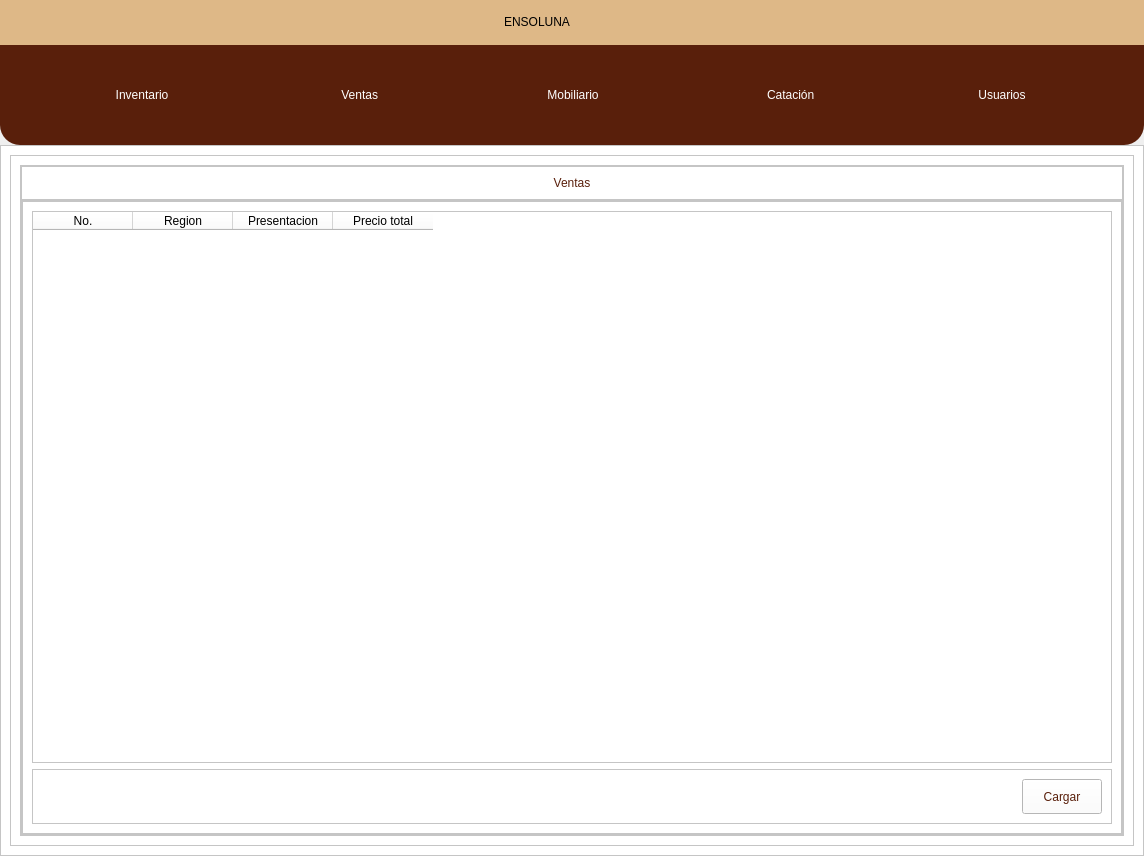
Before: the Qt Designer form views/designs/DB1.ui in andree-ro/BaseDatosEnsoluna, drawn with Qt 5.
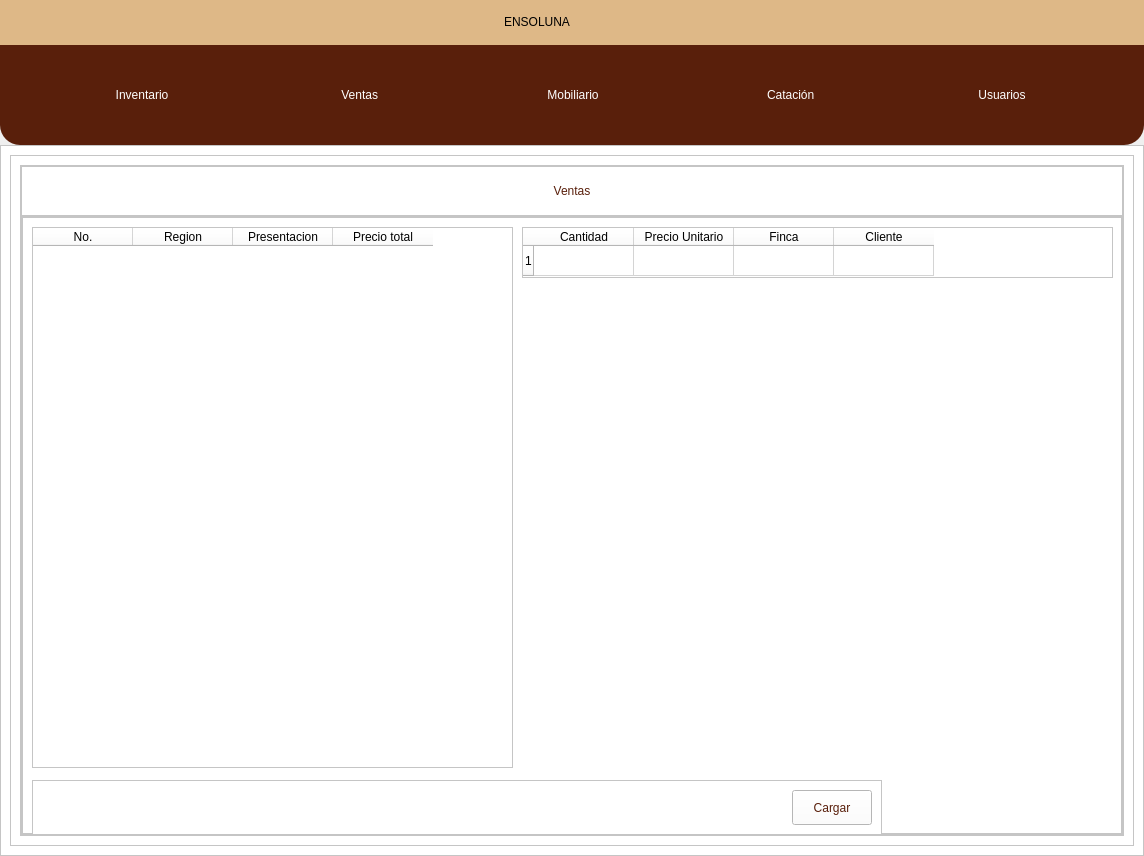
After: the same form once the commit is applied. The open tabs and pages were chosen to show the change. Icons and pictures are not drawn.

```diff
--- a/views/designs/DB1.ui
+++ b/views/designs/DB1.ui
@@ -7709,9 +7709,15 @@
                       <property name="frameShadow">
                        <enum>QFrame::Raised</enum>
                       </property>
-                      <layout class="QVBoxLayout" name="verticalLayout_77">
-                       <item>
                         <widget class="QTableWidget" name="tableWidget_usuarios_2">
+                       <property name="geometry">
+                        <rect>
+                         <x>10</x>
+                         <y>10</y>
+                         <width>481</width>
+                         <height>541</height>
+                        </rect>
+                       </property>
                          <column>
                           <property name="text">
                            <string>No.</string>
@@ -7733,9 +7739,15 @@
                           </property>
                          </column>
                         </widget>
-                       </item>
-                       <item>
                         <widget class="QFrame" name="frame_173">
+                       <property name="geometry">
+                        <rect>
+                         <x>10</x>
+                         <y>563</y>
+                         <width>850</width>
+                         <height>55</height>
+                        </rect>
+                       </property>
                          <property name="minimumSize">
                           <size>
                            <width>0</width>
@@ -7795,8 +7807,67 @@
                           </item>
                          </layout>
                         </widget>
-                       </item>
-                      </layout>
+                      <widget class="QTableWidget" name="tableWidget_usuarios_3">
+                       <property name="geometry">
+                        <rect>
+                         <x>500</x>
+                         <y>10</y>
+                         <width>591</width>
+                         <height>51</height>
+                        </rect>
+                       </property>
+                       <property name="maximumSize">
+                        <size>
+                         <width>591</width>
+                         <height>541</height>
+                        </size>
+                       </property>
+                       <property name="verticalScrollBarPolicy">
+                        <enum>Qt::ScrollBarAlwaysOff</enum>
+                       </property>
+                       <property name="horizontalScrollBarPolicy">
+                        <enum>Qt::ScrollBarAlwaysOff</enum>
+                       </property>
+                       <property name="sizeAdjustPolicy">
+                        <enum>QAbstractScrollArea::AdjustIgnored</enum>
+                       </property>
+                       <property name="autoScroll">
+                        <bool>false</bool>
+                       </property>
+                       <property name="autoScrollMargin">
+                        <number>0</number>
+                       </property>
+                       <property name="verticalScrollMode">
+                        <enum>QAbstractItemView::ScrollPerItem</enum>
+                       </property>
+                       <property name="horizontalScrollMode">
+                        <enum>QAbstractItemView::ScrollPerItem</enum>
+                       </property>
+                       <property name="rowCount">
+                        <number>1</number>
+                       </property>
+                       <row/>
+                       <column>
+                        <property name="text">
+                         <string>Cantidad</string>
+                        </property>
+                       </column>
+                       <column>
+                        <property name="text">
+                         <string>Precio Unitario</string>
+                        </property>
+                       </column>
+                       <column>
+                        <property name="text">
+                         <string>Finca</string>
+                        </property>
+                       </column>
+                       <column>
+                        <property name="text">
+                         <string>Cliente</string>
+                        </property>
+                       </column>
+                      </widget>
                      </widget>
                     </item>
                    </layout>
```
Left out of the diff: 2 changed lines with no effect on the pictures. Lines whose indentation alone changed are shown as unchanged.
